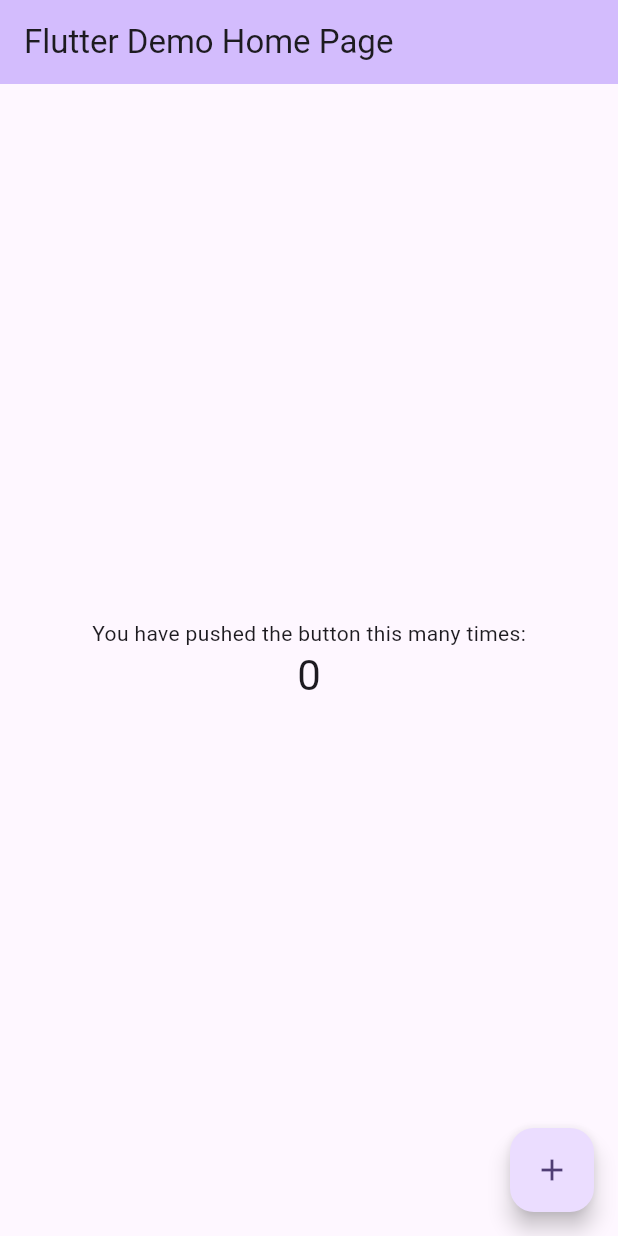
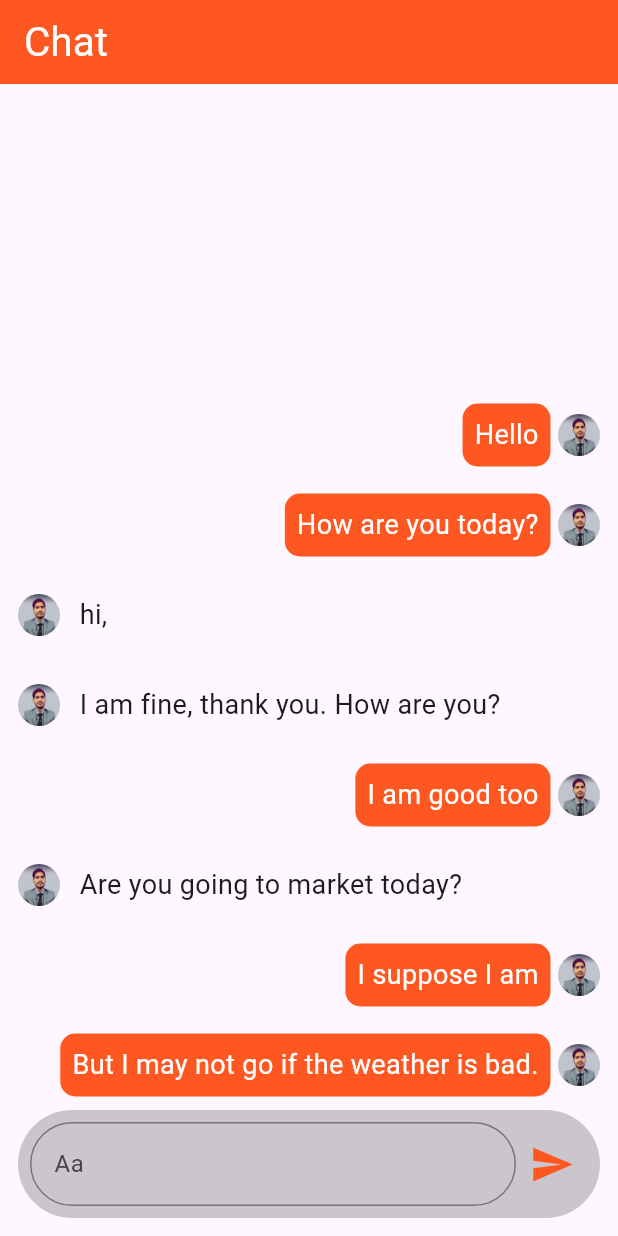
Before and after one commit to Yashu-Chaudhary/Chat-Ui, a Flutter app: the screen it shows after launch, on a phone screen of 412 x 824 dp. Run offline on Flutter 3.47's test engine with Material 3 defaults, Android fonts, the phone set to English and light mode, and no system bars.

Commit message:
ui completed

```diff
--- /dev/null
+++ b/lib/app.dart
@@ -0,0 +1,14 @@
+import 'package:chat_ui/chat_ui.dart';
+import 'package:flutter/material.dart';
+
+class MyApp extends StatelessWidget {
+  const MyApp({super.key});
+
+  @override
+  Widget build(BuildContext context) {
+    return const MaterialApp(
+      debugShowCheckedModeBanner: false,
+      home: ChatUi(),
+    );
+  }
+}
--- /dev/null
+++ b/lib/chat_ui.dart
@@ -0,0 +1,49 @@
+import 'package:chat_ui/widgets/bottom_text_field.dart';
+import 'package:chat_ui/widgets/recived_message.dart';
+import 'package:chat_ui/widgets/sended_message.dart';
+
+import 'package:flutter/material.dart';
+import 'package:flutter/widgets.dart';
+
+class ChatUi extends StatelessWidget {
+  const ChatUi({super.key});
+
+  @override
+  Widget build(BuildContext context) {
+    return Scaffold(
+        appBar: AppBar(
+          title: const Text(
+            'Chat',
+            style: TextStyle(fontSize: 27, color: Colors.white),
+          ),
+          backgroundColor: Colors.deepOrange,
+        ),
+        body: Padding(
+          padding: const EdgeInsets.all(12.0),
+          child: Column(
+            children: [
+              Expanded(
+                child: Container(
+                  child: const Column(
+                    children: [
+                      Expanded(child: SizedBox()),
+                      SendedMessage(text: 'Hello'),
+                      SendedMessage(text: 'How are you today?'),
+                      RecivedMessage(text: 'hi,'),
+                      RecivedMessage(
+                          text: 'I am fine, thank you. How are you?'),
+                      SendedMessage(text: 'I am good too'),
+                      RecivedMessage(text: 'Are you going to market today?'),
+                      SendedMessage(text: 'I suppose I am'),
+                      SendedMessage(
+                          text: 'But I may not go if the weather is bad.'),
+                    ],
+                  ),
+                ),
+              ),
+              const BottomTextField()
+            ],
+          ),
+        ));
+  }
+}
--- a/lib/main.dart
+++ b/lib/main.dart
@@ -1,125 +1,6 @@
+import 'package:chat_ui/app.dart';
 import 'package:flutter/material.dart';
 
 void main() {
   runApp(const MyApp());
 }
-
-class MyApp extends StatelessWidget {
-  const MyApp({super.key});
-
-  // This widget is the root of your application.
-  @override
-  Widget build(BuildContext context) {
-    return MaterialApp(
-      title: 'Flutter Demo',
-      theme: ThemeData(
-        // This is the theme of your application.
-        //
-        // TRY THIS: Try running your application with "flutter run". You'll see
-        // the application has a purple toolbar. Then, without quitting the app,
-        // try changing the seedColor in the colorScheme below to Colors.green
-        // and then invoke "hot reload" (save your changes or press the "hot
-        // reload" button in a Flutter-supported IDE, or press "r" if you used
-        // the command line to start the app).
-        //
-        // Notice that the counter didn't reset back to zero; the application
-        // state is not lost during the reload. To reset the state, use hot
-        // restart instead.
-        //
-        // This works for code too, not just values: Most code changes can be
-        // tested with just a hot reload.
-        colorScheme: ColorScheme.fromSeed(seedColor: Colors.deepPurple),
-        useMaterial3: true,
-      ),
-      home: const MyHomePage(title: 'Flutter Demo Home Page'),
-    );
-  }
-}
-
-class MyHomePage extends StatefulWidget {
-  const MyHomePage({super.key, required this.title});
-
-  // This widget is the home page of your application. It is stateful, meaning
-  // that it has a State object (defined below) that contains fields that affect
-  // how it looks.
-
-  // This class is the configuration for the state. It holds the values (in this
-  // case the title) provided by the parent (in this case the App widget) and
-  // used by the build method of the State. Fields in a Widget subclass are
-  // always marked "final".
-
-  final String title;
-
-  @override
-  State<MyHomePage> createState() => _MyHomePageState();
-}
-
-class _MyHomePageState extends State<MyHomePage> {
-  int _counter = 0;
-
-  void _incrementCounter() {
-    setState(() {
-      // This call to setState tells the Flutter framework that something has
-      // changed in this State, which causes it to rerun the build method below
-      // so that the display can reflect the updated values. If we changed
-      // _counter without calling setState(), then the build method would not be
-      // called again, and so nothing would appear to happen.
-      _counter++;
-    });
-  }
-
-  @override
-  Widget build(BuildContext context) {
-    // This method is rerun every time setState is called, for instance as done
-    // by the _incrementCounter method above.
-    //
-    // The Flutter framework has been optimized to make rerunning build methods
-    // fast, so that you can just rebuild anything that needs updating rather
-    // than having to individually change instances of widgets.
-    return Scaffold(
-      appBar: AppBar(
-        // TRY THIS: Try changing the color here to a specific color (to
-        // Colors.amber, perhaps?) and trigger a hot reload to see the AppBar
-        // change color while the other colors stay the same.
-        backgroundColor: Theme.of(context).colorScheme.inversePrimary,
-        // Here we take the value from the MyHomePage object that was created by
-        // the App.build method, and use it to set our appbar title.
-        title: Text(widget.title),
-      ),
-      body: Center(
-        // Center is a layout widget. It takes a single child and positions it
-        // in the middle of the parent.
-        child: Column(
-          // Column is also a layout widget. It takes a list of children and
-          // arranges them vertically. By default, it sizes itself to fit its
-          // children horizontally, and tries to be as tall as its parent.
-          //
-          // Column has various properties to control how it sizes itself and
-          // how it positions its children. Here we use mainAxisAlignment to
-          // center the children vertically; the main axis here is the vertical
-          // axis because Columns are vertical (the cross axis would be
-          // horizontal).
-          //
-          // TRY THIS: Invoke "debug painting" (choose the "Toggle Debug Paint"
-          // action in the IDE, or press "p" in the console), to see the
-          // wireframe for each widget.
-          mainAxisAlignment: MainAxisAlignment.center,
-          children: <Widget>[
-            const Text(
-              'You have pushed the button this many times:',
-            ),
-            Text(
-              '$_counter',
-              style: Theme.of(context).textTheme.headlineMedium,
-            ),
-          ],
-        ),
-      ),
-      floatingActionButton: FloatingActionButton(
-        onPressed: _incrementCounter,
-        tooltip: 'Increment',
-        child: const Icon(Icons.add),
-      ), // This trailing comma makes auto-formatting nicer for build methods.
-    );
-  }
-}
--- /dev/null
+++ b/lib/widgets/bottom_text_field.dart
@@ -0,0 +1,56 @@
+import 'package:flutter/material.dart';
+import 'package:flutter/rendering.dart';
+import 'package:flutter/widgets.dart';
+
+class BottomTextField extends StatefulWidget {
+  const BottomTextField({
+    super.key,
+  });
+
+  @override
+  State<BottomTextField> createState() => _BottomTextFieldState();
+}
+
+TextEditingController controller = TextEditingController();
+String text = '';
+
+class _BottomTextFieldState extends State<BottomTextField> {
+  @override
+  Widget build(BuildContext context) {
+    return Container(
+      padding: const EdgeInsets.all(8),
+      decoration: BoxDecoration(
+          color: Colors.black.withOpacity(0.2),
+          borderRadius: BorderRadius.circular(50)),
+      child: Row(
+        children: [
+           Expanded(
+            child: TextField(
+              controller: controller,
+              decoration: const InputDecoration(
+                hintText: 'Aa',
+                border: OutlineInputBorder(
+                  borderSide: BorderSide(width: 1),
+                  borderRadius: BorderRadius.all(Radius.circular(50)),
+                ),
+              ),
+            ),
+          ),
+          IconButton(
+            onPressed: () {
+              setState(() {
+                text = controller.text;
+                print(text);
+              });
+            },
+            icon: const Icon(
+              Icons.send,
+              size: 30,
+              color: Colors.deepOrange,
+            ),
+          ),
+        ],
+      ),
+    );
+  }
+}
--- /dev/null
+++ b/lib/widgets/recived_message.dart
@@ -0,0 +1,48 @@
+import 'package:flutter/material.dart';
+
+class RecivedMessage extends StatelessWidget {
+  const RecivedMessage({
+    super.key, required this.text,
+  });
+
+  final String text;
+
+
+  @override
+  Widget build(BuildContext context) {
+    return Row(
+      mainAxisAlignment: MainAxisAlignment.spaceBetween,
+      children: [
+        Row(
+          children: [
+            const CircleAvatar(
+              radius: 14,
+              backgroundImage: AssetImage('assets/yashu img.jpg'),
+            ),
+            const SizedBox(
+              width: 5,
+              height: 60,
+            ),
+            Container(
+              padding: const EdgeInsets.all(8),
+              decoration: BoxDecoration(
+
+                  borderRadius: BorderRadius.circular(40)),
+              child:  Row(
+                children: [
+                  Text(
+                    text,
+                    style: TextStyle(fontSize: 18),
+                  ),
+                ],
+              ),
+            ),
+        const SizedBox(),
+
+
+          ],
+        ),
+      ],
+    );
+  }
+}
--- /dev/null
+++ b/lib/widgets/sended_message.dart
@@ -0,0 +1,44 @@
+import 'package:flutter/material.dart';
+
+class SendedMessage extends StatelessWidget {
+  const SendedMessage({
+    super.key, required this.text,
+  });
+  final String text;
+
+  @override
+  Widget build(BuildContext context) {
+    return Row(
+      mainAxisAlignment: MainAxisAlignment.spaceBetween,
+      children: [
+        const SizedBox(),
+        Row(
+          children: [
+            Container(
+              padding: const EdgeInsets.all(8),
+              decoration: BoxDecoration(
+                  color: Colors.deepOrange,
+                  borderRadius: BorderRadius.circular(10)),
+              child:  Row(
+                children: [
+                  Text(
+                    text,
+                    style: const TextStyle(fontSize: 18, color: Colors.white),
+                  ),
+                ],
+              ),
+            ),
+            const SizedBox(
+              width: 5,
+              height: 60,
+            ),
+            const CircleAvatar(
+              radius: 14,
+              backgroundImage: AssetImage('assets/yashu img.jpg'),
+            ),
+          ],
+        ),
+      ],
+    );
+  }
+}
--- a/pubspec.yaml
+++ b/pubspec.yaml
@@ -59,8 +59,8 @@ flutter:
   uses-material-design: true
 
   # To add assets to your application, add an assets section, like this:
-  # assets:
-  #   - images/a_dot_burr.jpeg
+  assets:
+    - assets/
   #   - images/a_dot_ham.jpeg
 
   # An image asset can refer to one or more resolution-specific "variants", see
```
Also changed, not shown: assets/yashu img.jpg (added), 1 other file.
